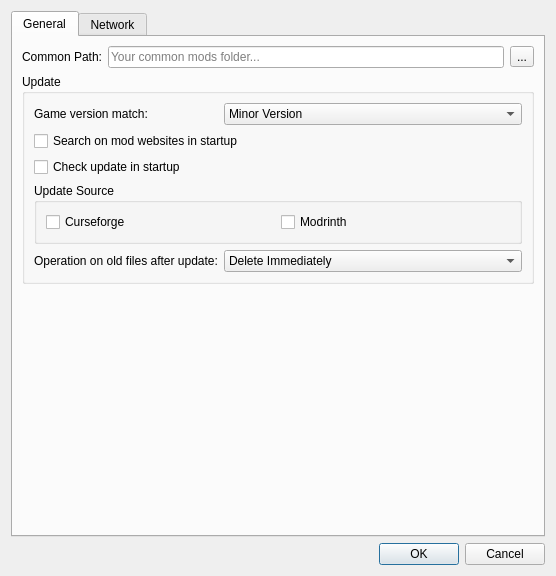
kaniol-lck/modmanager, file src/ui/preferences.ui: the form before one commit.
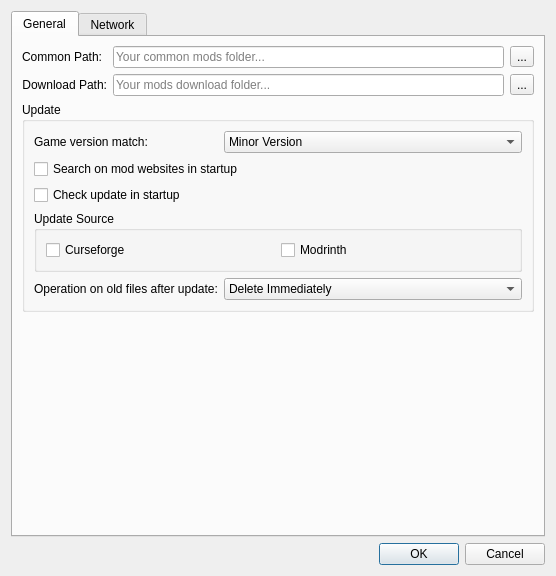
The form after the commit.

Commit message: add local mod button link to search new

```diff
--- a/src/ui/preferences.ui
+++ b/src/ui/preferences.ui
@@ -76,6 +76,46 @@
            </item>
           </layout>
          </item>
+         <item row="1" column="0">
+          <widget class="QLabel" name="label_8">
+           <property name="sizePolicy">
+            <sizepolicy hsizetype="Minimum" vsizetype="Preferred">
+             <horstretch>0</horstretch>
+             <verstretch>0</verstretch>
+            </sizepolicy>
+           </property>
+           <property name="text">
+            <string>Download Path:</string>
+           </property>
+           <property name="alignment">
+            <set>Qt::AlignRight|Qt::AlignTrailing|Qt::AlignVCenter</set>
+           </property>
+           <property name="buddy">
+            <cstring>commonPathText</cstring>
+           </property>
+          </widget>
+         </item>
+         <item row="1" column="1">
+          <layout class="QHBoxLayout" name="horizontalLayout_3">
+           <item>
+            <widget class="QLineEdit" name="downloadPathText">
+             <property name="placeholderText">
+              <string>Your mods download folder...</string>
+             </property>
+             <property name="clearButtonEnabled">
+              <bool>true</bool>
+             </property>
+            </widget>
+           </item>
+           <item>
+            <widget class="QToolButton" name="downloadPathButton">
+             <property name="text">
+              <string>...</string>
+             </property>
+            </widget>
+           </item>
+          </layout>
+         </item>
         </layout>
        </item>
        <item row="1" column="0">
```
Left out of the diff: 8 changed lines with no effect on the pictures. The commit also changes 20 other files.
